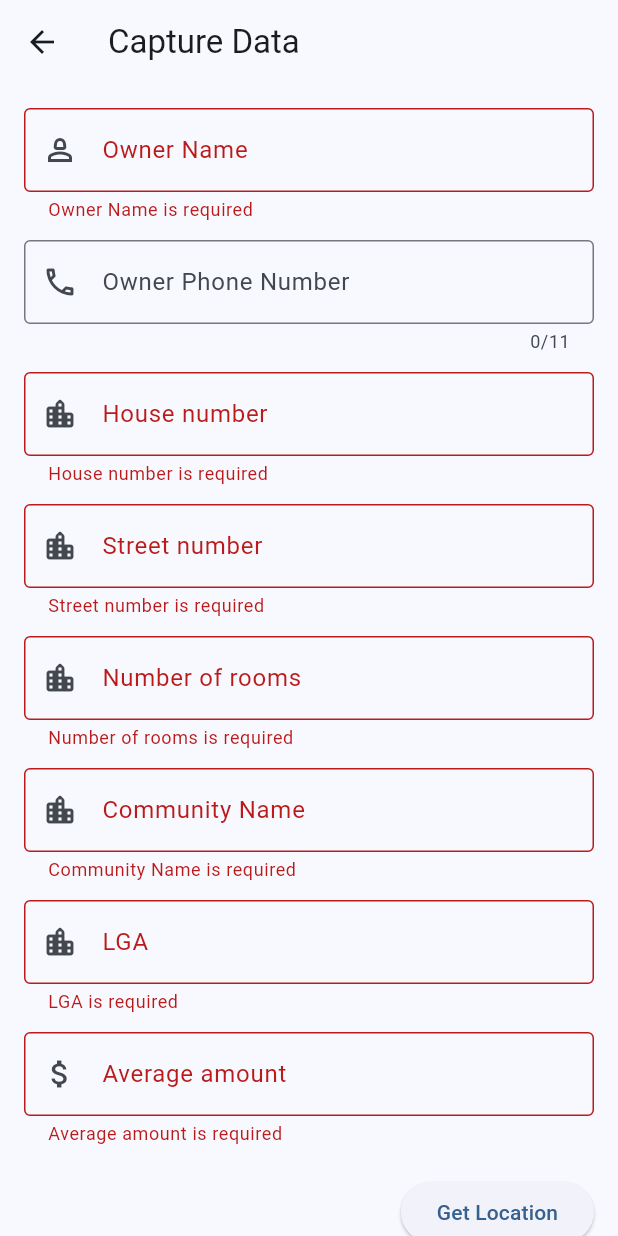
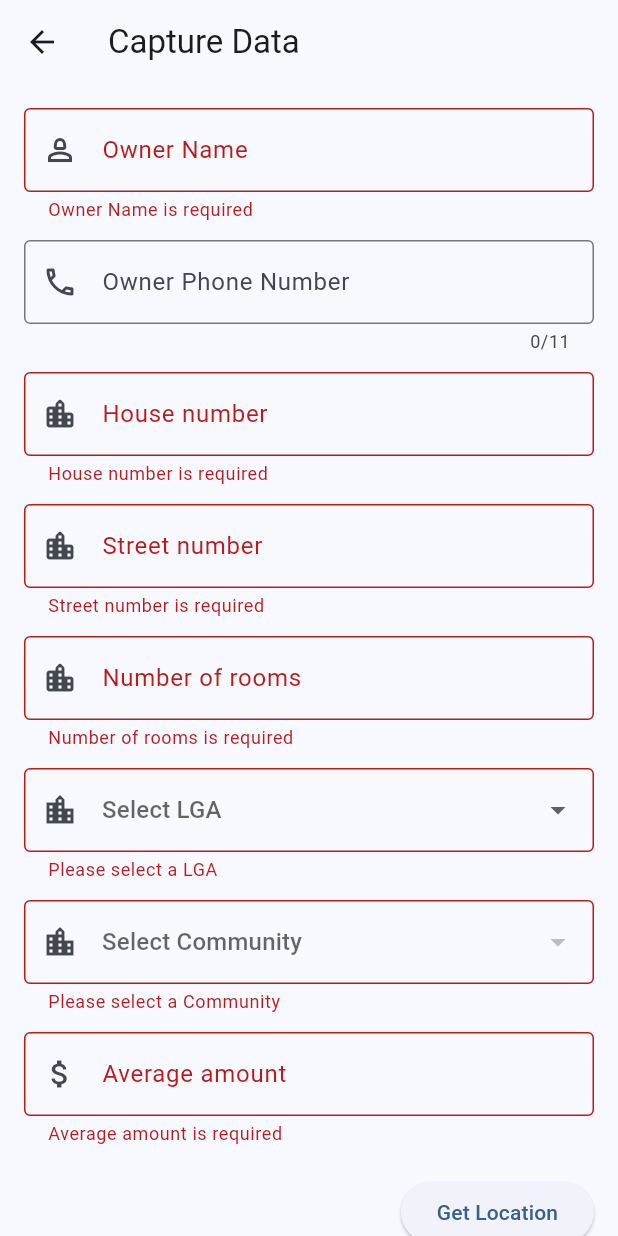
Before and after one commit to musjib999/data-capture, a Flutter app: the CaptureDataScreen screen opened directly, after a tap on "Get Location", on a phone screen of 412 x 824 dp. Run offline on Flutter 3.47's test engine with Material 3 defaults, Android fonts, the light colour scheme and no system bars; our stand-ins replace cloud_firestore, firebase_auth, firebase_core, flutter_svg, location, shared_preferences; accounts and stored records are empty.

Commit message:
changed community and lga input field to drop down

```diff
--- a/lib/screens/cature_data.dart
+++ b/lib/screens/cature_data.dart
@@ -37,6 +37,15 @@ class _CaptureDataScreenState extends State<CaptureDataScreen> {
   double latitude = 0.0;
   double longitude = 0.0;
   bool _loading = false;
+
+  String selectedLga = '';
+  String selectedCommunity = '';
+  List<String> communities = [];
+
+  final Map<String, List<String>> communityByLga = {
+    'LGA 1': ['Community 1', 'Community 2', 'Community 3'],
+    'LGA 2': ['Community 4', 'Community 5', 'Community 6'],
+  };
 
   @override
   void dispose() {
@@ -122,31 +131,96 @@ class _CaptureDataScreenState extends State<CaptureDataScreen> {
                   },
                 ),
                 const SizedBox(height: 12),
-                AppInputField(
-                  prefixIcon: Icons.location_city_rounded,
-                  hintText: 'Community Name',
-                  labelText: 'Community Name',
-                  controller: _communityName,
+                DropdownButtonFormField<String>(
                   validator: (value) {
                     if (value == null || value.isEmpty) {
-                      return 'Community Name is required';
+                      return 'Please select a LGA';
                     }
                     return null;
                   },
+                  hint: const Text('Select LGA'),
+                  onChanged: (String? newValue) {
+                    setState(() {
+                      selectedLga = newValue!;
+                      communities = communityByLga[selectedLga] ?? [];
+                      selectedCommunity = '';
+                    });
+                  },
+                  decoration: const InputDecoration(
+                    prefixIcon: Icon(Icons.location_city),
+                    border: OutlineInputBorder(
+                      borderSide: BorderSide(
+                        color: Colors.grey,
+                        width: 1.0,
+                      ),
+                    ),
+                  ),
+                  items: communityByLga.keys
+                      .map<DropdownMenuItem<String>>(
+                        (String lga) => DropdownMenuItem<String>(
+                          value: lga,
+                          child: Text(lga),
+                        ),
+                      )
+                      .toList(),
                 ),
                 const SizedBox(height: 12),
-                AppInputField(
-                  prefixIcon: Icons.location_city_rounded,
-                  hintText: 'LGA',
-                  labelText: 'LGA',
-                  controller: _lga,
+                DropdownButtonFormField<String>(
                   validator: (value) {
                     if (value == null || value.isEmpty) {
-                      return 'LGA is required';
+                      return 'Please select a Community';
                     }
                     return null;
                   },
+                  hint: const Text('Select Community'),
+                  onChanged: (String? newValue) {
+                    setState(() {
+                      selectedCommunity = newValue!;
+                    });
+                  },
+                  decoration: const InputDecoration(
+                    prefixIcon: Icon(Icons.location_city),
+                    border: OutlineInputBorder(
+                      borderSide: BorderSide(
+                        color: Colors.grey,
+                        width: 1.0,
+                      ),
+                    ),
+                  ),
+                  items: communities
+                      .map<DropdownMenuItem<String>>(
+                        (String community) => DropdownMenuItem<String>(
+                          value: community,
+                          child: Text(community),
+                        ),
+                      )
+                      .toList(),
                 ),
+                // AppInputField(
+                //   prefixIcon: Icons.location_city_rounded,
+                //   hintText: 'Community Name',
+                //   labelText: 'Community Name',
+                //   controller: _communityName,
+                //   validator: (value) {
+                //     if (value == null || value.isEmpty) {
+                //       return 'Community Name is required';
+                //     }
+                //     return null;
+                //   },
+                // ),
+                // const SizedBox(height: 12),
+                // AppInputField(
+                //   prefixIcon: Icons.location_city_rounded,
+                //   hintText: 'LGA',
+                //   labelText: 'LGA',
+                //   controller: _lga,
+                //   validator: (value) {
+                //     if (value == null || value.isEmpty) {
+                //       return 'LGA is required';
+                //     }
+                //     return null;
+                //   },
+                // ),
                 const SizedBox(height: 12),
                 AppInputField(
                   prefixIcon: Icons.attach_money_outlined,
--- a/lib/services/local_storage_service.dart
+++ b/lib/services/local_storage_service.dart
@@ -92,21 +92,11 @@ class LocalStorageService {
       } else {
         final content = await file.readAsString();
         List<dynamic> existingContent = json.decode(content);
-        print(content);
         existingContent.addAll(jsonList.map((e) => e.toJson()).toList());
-        final appendedContent =
-            await file.writeAsString(json.encode(existingContent));
-        print(appendedContent.readAsStringSync());
+        await file.writeAsString(json.encode(existingContent));
       }
-    } catch (e, s) {
-      print(s);
+    } catch (e) {
       throw e.toString();
     }
-//     final directory = await getExternalStorageDirectory();
-// //creates text_file in the provided path.
-//     final file = File('${directory!.path}/backup.json');
-//     var local = await file.writeAsString('Hello this is a test file');
-//     print(local.path);
-//     print(local.readAsStringSync());
   }
 }
```
